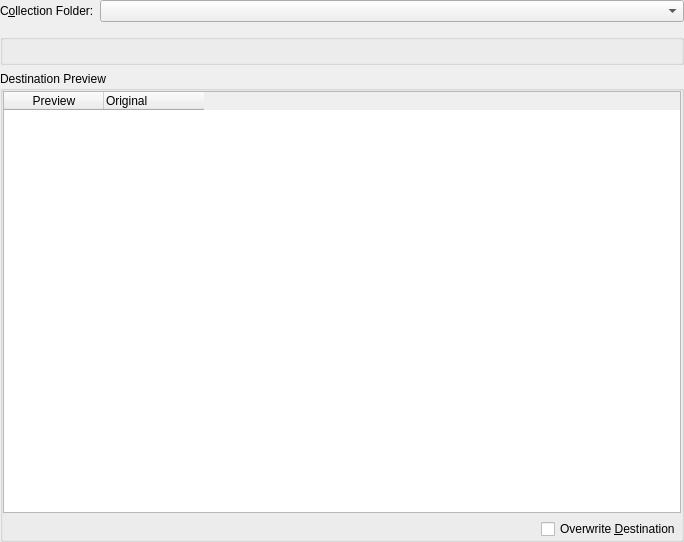
This is src/dialogs/OrganizeCollectionDialogBase.ui in KDE/amarok as Qt 5 draws it before an edit. The edited form follows.
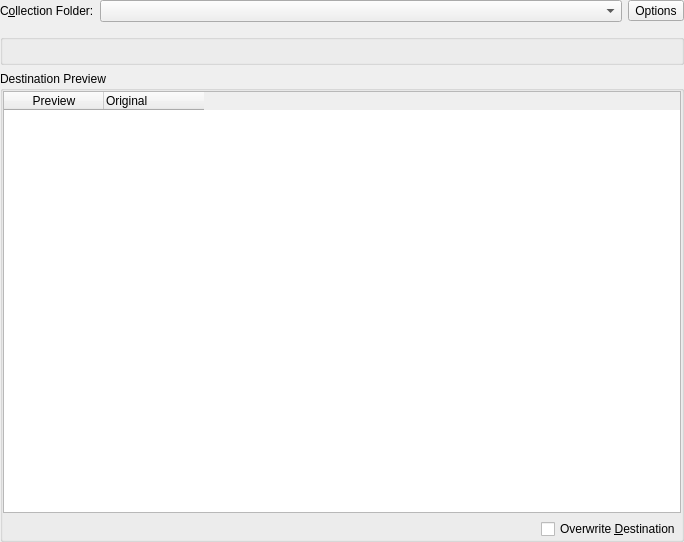
This is the edited form. Icons and pictures are not drawn. Custom widgets are drawn as their Qt base class.

Commit message:
OrganizeCollectionDialog: hide complex options behind a button
In commit 7c780bf5, Ralf addressed bug 283361 by only showing the preview
table when the screen is large enough, which I believe went too far.

This is a bit different approach, the file scheme and other options are
hidden behind the Options button when the dialog is shown, making it much
more cleaner. The rationale is that the user usually sets up the options
once, not every time (and beginner users may be happy with the default
schema right away).

FIXED-IN: 2.9

```diff
--- a/src/dialogs/OrganizeCollectionDialogBase.ui
+++ b/src/dialogs/OrganizeCollectionDialogBase.ui
@@ -61,6 +61,28 @@
        </property>
       </widget>
      </item>
+     <item>
+      <widget class="QToolButton" name="optionsButton">
+       <property name="toolTip">
+        <string>&lt;html&gt;Show/hide additional controls to speficy destination track paths based on their metadata.&lt;/html&gt;</string>
+       </property>
+       <property name="whatsThis">
+        <string>&lt;html&gt;Show/hide additional controls to speficy destination track paths based on their metadata.&lt;/html&gt;</string>
+       </property>
+       <property name="text">
+        <string>Options</string>
+       </property>
+       <property name="icon">
+        <iconset theme="arrow-down"/>
+       </property>
+       <property name="checkable">
+        <bool>true</bool>
+       </property>
+       <property name="toolButtonStyle">
+        <enum>Qt::ToolButtonTextBesideIcon</enum>
+       </property>
+      </widget>
+     </item>
     </layout>
    </item>
    <item>
@@ -119,20 +141,7 @@
       <item>
        <layout class="QHBoxLayout" name="horizontalLayout_2">
         <item>
-         <widget class="QLabel" name="conflictLabel">
-          <property name="sizePolicy">
-           <sizepolicy hsizetype="MinimumExpanding" vsizetype="Preferred">
-            <horstretch>0</horstretch>
-            <verstretch>0</verstretch>
-           </sizepolicy>
-          </property>
-          <property name="text">
-           <string/>
-          </property>
-          <property name="alignment">
-           <set>Qt::AlignRight|Qt::AlignTrailing|Qt::AlignVCenter</set>
-          </property>
-         </widget>
+         <widget class="QLabel" name="conflictLabel"/>
         </item>
         <item>
          <spacer name="spacer2_2">
```
Left out of the diff: 16 changed lines with no effect on the pictures. The commit also changes 2 other files.
